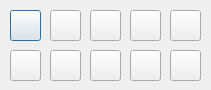
First picture: the form in Escenario/GameWindow/weapons_and_tools.ui, repository fedefunes96/worms, before the edit.
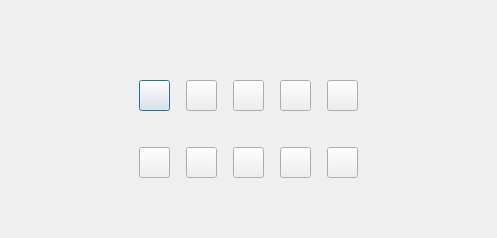
Second picture: the form after the edit. Icons and pictures are not drawn.

```diff
--- a/Escenario/GameWindow/weapons_and_tools.ui
+++ b/Escenario/GameWindow/weapons_and_tools.ui
@@ -6,21 +6,70 @@
    <rect>
     <x>0</x>
     <y>0</y>
-    <width>211</width>
-    <height>90</height>
+    <width>497</width>
+    <height>238</height>
    </rect>
   </property>
   <property name="windowTitle">
    <string>Weapons &amp; Tools</string>
   </property>
+  <layout class="QGridLayout" name="gridLayout">
+   <item row="0" column="0">
+    <layout class="QHBoxLayout" name="horizontalLayout_3">
+     <item>
+      <spacer name="horizontalSpacer_9">
+       <property name="orientation">
+        <enum>Qt::Horizontal</enum>
+       </property>
+       <property name="sizeHint" stdset="0">
+        <size>
+         <width>40</width>
+         <height>20</height>
+        </size>
+       </property>
+      </spacer>
+     </item>
+     <item>
+      <layout class="QVBoxLayout" name="verticalLayout_12">
+       <item>
+        <spacer name="verticalSpacer_2">
+         <property name="orientation">
+          <enum>Qt::Vertical</enum>
+         </property>
+         <property name="sizeHint" stdset="0">
+          <size>
+           <width>20</width>
+           <height>40</height>
+          </size>
+         </property>
+        </spacer>
+       </item>
+       <item>
+        <layout class="QVBoxLayout" name="verticalLayout_11">
+         <item>
+          <layout class="QHBoxLayout" name="horizontalLayout_2">
+           <item>
+            <layout class="QVBoxLayout" name="verticalLayout">
+             <item>
+              <widget class="QLabel" name="ammoMisil">
+               <property name="text">
+                <string/>
+               </property>
+              </widget>
+             </item>
+             <item>
   <widget class="QPushButton" name="misil">
-   <property name="geometry">
-    <rect>
-     <x>10</x>
-     <y>10</y>
+               <property name="minimumSize">
+                <size>
      <width>31</width>
      <height>31</height>
-    </rect>
+                </size>
+               </property>
+               <property name="maximumSize">
+                <size>
+                 <width>31</width>
+                 <height>31</height>
+                </size>
    </property>
    <property name="text">
     <string/>
@@ -39,14 +88,47 @@
     <bool>false</bool>
    </property>
   </widget>
+             </item>
+            </layout>
+           </item>
+           <item>
+            <spacer name="horizontalSpacer">
+             <property name="orientation">
+              <enum>Qt::Horizontal</enum>
+             </property>
+             <property name="sizeType">
+              <enum>QSizePolicy::Fixed</enum>
+             </property>
+             <property name="sizeHint" stdset="0">
+              <size>
+               <width>10</width>
+               <height>10</height>
+              </size>
+             </property>
+            </spacer>
+           </item>
+           <item>
+            <layout class="QVBoxLayout" name="verticalLayout_2">
+             <item>
+              <widget class="QLabel" name="ammoBat">
+               <property name="text">
+                <string/>
+               </property>
+              </widget>
+             </item>
+             <item>
   <widget class="QPushButton" name="bat">
-   <property name="geometry">
-    <rect>
-     <x>50</x>
-     <y>10</y>
+               <property name="minimumSize">
+                <size>
      <width>31</width>
      <height>31</height>
-    </rect>
+                </size>
+               </property>
+               <property name="maximumSize">
+                <size>
+                 <width>31</width>
+                 <height>31</height>
+                </size>
    </property>
    <property name="text">
     <string/>
@@ -62,14 +144,47 @@
     </size>
    </property>
   </widget>
+             </item>
+            </layout>
+           </item>
+           <item>
+            <spacer name="horizontalSpacer_2">
+             <property name="orientation">
+              <enum>Qt::Horizontal</enum>
+             </property>
+             <property name="sizeType">
+              <enum>QSizePolicy::Fixed</enum>
+             </property>
+             <property name="sizeHint" stdset="0">
+              <size>
+               <width>10</width>
+               <height>10</height>
+              </size>
+             </property>
+            </spacer>
+           </item>
+           <item>
+            <layout class="QVBoxLayout" name="verticalLayout_3">
+             <item>
+              <widget class="QLabel" name="ammoBan">
+               <property name="text">
+                <string/>
+               </property>
+              </widget>
+             </item>
+             <item>
   <widget class="QPushButton" name="banana">
-   <property name="geometry">
-    <rect>
-     <x>90</x>
-     <y>10</y>
+               <property name="minimumSize">
+                <size>
      <width>31</width>
      <height>31</height>
-    </rect>
+                </size>
+               </property>
+               <property name="maximumSize">
+                <size>
+                 <width>31</width>
+                 <height>31</height>
+                </size>
    </property>
    <property name="text">
     <string/>
@@ -85,14 +200,47 @@
     </size>
    </property>
   </widget>
+             </item>
+            </layout>
+           </item>
+           <item>
+            <spacer name="horizontalSpacer_3">
+             <property name="orientation">
+              <enum>Qt::Horizontal</enum>
+             </property>
+             <property name="sizeType">
+              <enum>QSizePolicy::Fixed</enum>
+             </property>
+             <property name="sizeHint" stdset="0">
+              <size>
+               <width>10</width>
+               <height>10</height>
+              </size>
+             </property>
+            </spacer>
+           </item>
+           <item>
+            <layout class="QVBoxLayout" name="verticalLayout_4">
+             <item>
+              <widget class="QLabel" name="ammoDyn">
+               <property name="text">
+                <string/>
+               </property>
+              </widget>
+             </item>
+             <item>
   <widget class="QPushButton" name="dinamite">
-   <property name="geometry">
-    <rect>
-     <x>130</x>
-     <y>10</y>
+               <property name="minimumSize">
+                <size>
      <width>31</width>
      <height>31</height>
-    </rect>
+                </size>
+               </property>
+               <property name="maximumSize">
+                <size>
+                 <width>31</width>
+                 <height>31</height>
+                </size>
    </property>
    <property name="text">
     <string/>
@@ -108,14 +256,47 @@
     </size>
    </property>
   </widget>
+             </item>
+            </layout>
+           </item>
+           <item>
+            <spacer name="horizontalSpacer_4">
+             <property name="orientation">
+              <enum>Qt::Horizontal</enum>
+             </property>
+             <property name="sizeType">
+              <enum>QSizePolicy::Fixed</enum>
+             </property>
+             <property name="sizeHint" stdset="0">
+              <size>
+               <width>10</width>
+               <height>10</height>
+              </size>
+             </property>
+            </spacer>
+           </item>
+           <item>
+            <layout class="QVBoxLayout" name="verticalLayout_5">
+             <item>
+              <widget class="QLabel" name="ammoFrag">
+               <property name="text">
+                <string/>
+               </property>
+              </widget>
+             </item>
+             <item>
   <widget class="QPushButton" name="fragGranade">
-   <property name="geometry">
-    <rect>
-     <x>170</x>
-     <y>10</y>
+               <property name="minimumSize">
+                <size>
      <width>31</width>
      <height>31</height>
-    </rect>
+                </size>
+               </property>
+               <property name="maximumSize">
+                <size>
+                 <width>31</width>
+                 <height>31</height>
+                </size>
    </property>
    <property name="text">
     <string/>
@@ -131,37 +312,51 @@
     </size>
    </property>
   </widget>
-  <widget class="QPushButton" name="granade">
-   <property name="geometry">
-    <rect>
-     <x>170</x>
-     <y>50</y>
-     <width>31</width>
-     <height>31</height>
-    </rect>
-   </property>
+             </item>
+            </layout>
+           </item>
+          </layout>
+         </item>
+         <item>
+          <spacer name="verticalSpacer">
+           <property name="orientation">
+            <enum>Qt::Vertical</enum>
+           </property>
+           <property name="sizeType">
+            <enum>QSizePolicy::Fixed</enum>
+           </property>
+           <property name="sizeHint" stdset="0">
+            <size>
+             <width>10</width>
+             <height>10</height>
+            </size>
+           </property>
+          </spacer>
+         </item>
+         <item>
+          <layout class="QHBoxLayout" name="horizontalLayout">
+           <item>
+            <layout class="QVBoxLayout" name="verticalLayout_6">
+             <item>
+              <widget class="QLabel" name="ammoHG">
    <property name="text">
     <string/>
    </property>
-   <property name="icon">
-    <iconset>
-     <normaloff>ROOT_PATH/resources/images/grenade.1.png</normaloff>ROOT_PATH/resources/images/grenade.1.png</iconset>
-   </property>
-   <property name="iconSize">
+              </widget>
+             </item>
+             <item>
+              <widget class="QPushButton" name="holyGranade">
+               <property name="minimumSize">
     <size>
      <width>31</width>
      <height>31</height>
     </size>
    </property>
-  </widget>
-  <widget class="QPushButton" name="bazooka">
-   <property name="geometry">
-    <rect>
-     <x>130</x>
-     <y>50</y>
+               <property name="maximumSize">
+                <size>
      <width>31</width>
      <height>31</height>
-    </rect>
+                </size>
    </property>
    <property name="text">
     <string/>
@@ -177,14 +372,47 @@
     </size>
    </property>
   </widget>
+             </item>
+            </layout>
+           </item>
+           <item>
+            <spacer name="horizontalSpacer_8">
+             <property name="orientation">
+              <enum>Qt::Horizontal</enum>
+             </property>
+             <property name="sizeType">
+              <enum>QSizePolicy::Fixed</enum>
+             </property>
+             <property name="sizeHint" stdset="0">
+              <size>
+               <width>10</width>
+               <height>10</height>
+              </size>
+             </property>
+            </spacer>
+           </item>
+           <item>
+            <layout class="QVBoxLayout" name="verticalLayout_7">
+             <item>
+              <widget class="QLabel" name="ammoMortar">
+               <property name="text">
+                <string/>
+               </property>
+              </widget>
+             </item>
+             <item>
   <widget class="QPushButton" name="morter">
-   <property name="geometry">
-    <rect>
-     <x>50</x>
-     <y>50</y>
+               <property name="minimumSize">
+                <size>
      <width>31</width>
      <height>31</height>
-    </rect>
+                </size>
+               </property>
+               <property name="maximumSize">
+                <size>
+                 <width>31</width>
+                 <height>31</height>
+                </size>
    </property>
    <property name="text">
     <string/>
@@ -200,15 +428,48 @@
     </size>
    </property>
   </widget>
+             </item>
+            </layout>
+           </item>
+           <item>
+            <spacer name="horizontalSpacer_7">
+             <property name="orientation">
+              <enum>Qt::Horizontal</enum>
+             </property>
+             <property name="sizeType">
+              <enum>QSizePolicy::Fixed</enum>
+             </property>
+             <property name="sizeHint" stdset="0">
+              <size>
+               <width>10</width>
+               <height>10</height>
+              </size>
+             </property>
+            </spacer>
+           </item>
+           <item>
+            <layout class="QVBoxLayout" name="verticalLayout_8">
+             <item>
+              <widget class="QLabel" name="ammoTel">
+               <property name="text">
+                <string/>
+               </property>
+              </widget>
+             </item>
+             <item>
   <widget class="QPushButton" name="teleport">
-   <property name="geometry">
-    <rect>
-     <x>90</x>
-     <y>50</y>
+               <property name="minimumSize">
+                <size>
      <width>31</width>
      <height>31</height>
-    </rect>
-   </property>
+                </size>
+               </property>
+               <property name="maximumSize">
+                <size>
+                 <width>31</width>
+                 <height>31</height>
+                </size>
+               </property>
    <property name="text">
     <string/>
    </property>
@@ -223,15 +484,48 @@
     </size>
    </property>
   </widget>
-  <widget class="QPushButton" name="holyGranade">
-   <property name="geometry">
-    <rect>
-     <x>10</x>
-     <y>50</y>
+             </item>
+            </layout>
+           </item>
+           <item>
+            <spacer name="horizontalSpacer_6">
+             <property name="orientation">
+              <enum>Qt::Horizontal</enum>
+             </property>
+             <property name="sizeType">
+              <enum>QSizePolicy::Fixed</enum>
+             </property>
+             <property name="sizeHint" stdset="0">
+              <size>
+               <width>10</width>
+               <height>10</height>
+              </size>
+             </property>
+            </spacer>
+           </item>
+           <item>
+            <layout class="QVBoxLayout" name="verticalLayout_9">
+             <item>
+              <widget class="QLabel" name="ammoBaz">
+               <property name="text">
+                <string/>
+               </property>
+              </widget>
+             </item>
+             <item>
+              <widget class="QPushButton" name="bazooka">
+               <property name="minimumSize">
+                <size>
      <width>31</width>
      <height>31</height>
-    </rect>
-   </property>
+                </size>
+               </property>
+               <property name="maximumSize">
+                <size>
+                 <width>31</width>
+                 <height>31</height>
+                </size>
+               </property>
    <property name="text">
     <string/>
    </property>
@@ -246,6 +540,100 @@
     </size>
    </property>
   </widget>
+             </item>
+            </layout>
+           </item>
+           <item>
+            <spacer name="horizontalSpacer_5">
+             <property name="orientation">
+              <enum>Qt::Horizontal</enum>
+             </property>
+             <property name="sizeType">
+              <enum>QSizePolicy::Fixed</enum>
+             </property>
+             <property name="sizeHint" stdset="0">
+              <size>
+               <width>10</width>
+               <height>10</height>
+              </size>
+             </property>
+            </spacer>
+           </item>
+           <item>
+            <layout class="QVBoxLayout" name="verticalLayout_10">
+             <item>
+              <widget class="QLabel" name="ammoG">
+               <property name="text">
+                <string/>
+               </property>
+              </widget>
+             </item>
+             <item>
+              <widget class="QPushButton" name="granade">
+               <property name="minimumSize">
+                <size>
+                 <width>31</width>
+                 <height>31</height>
+                </size>
+               </property>
+               <property name="maximumSize">
+                <size>
+                 <width>31</width>
+                 <height>31</height>
+                </size>
+               </property>
+               <property name="text">
+                <string/>
+               </property>
+               <property name="icon">
+                <iconset>
+                 <normaloff>ROOT_PATH/resources/images/grenade.1.png</normaloff>ROOT_PATH/resources/images/grenade.1.png</iconset>
+               </property>
+               <property name="iconSize">
+                <size>
+                 <width>31</width>
+                 <height>31</height>
+                </size>
+               </property>
+              </widget>
+             </item>
+            </layout>
+           </item>
+          </layout>
+         </item>
+        </layout>
+       </item>
+       <item>
+        <spacer name="verticalSpacer_4">
+         <property name="orientation">
+          <enum>Qt::Vertical</enum>
+         </property>
+         <property name="sizeHint" stdset="0">
+          <size>
+           <width>20</width>
+           <height>40</height>
+          </size>
+         </property>
+        </spacer>
+       </item>
+      </layout>
+     </item>
+     <item>
+      <spacer name="horizontalSpacer_10">
+       <property name="orientation">
+        <enum>Qt::Horizontal</enum>
+       </property>
+       <property name="sizeHint" stdset="0">
+        <size>
+         <width>40</width>
+         <height>20</height>
+        </size>
+       </property>
+      </spacer>
+     </item>
+    </layout>
+   </item>
+  </layout>
  </widget>
  <resources/>
  <connections/>
```
Left out of the diff: 6 changed lines with no effect on the pictures. Lines whose indentation alone changed are shown as unchanged.
